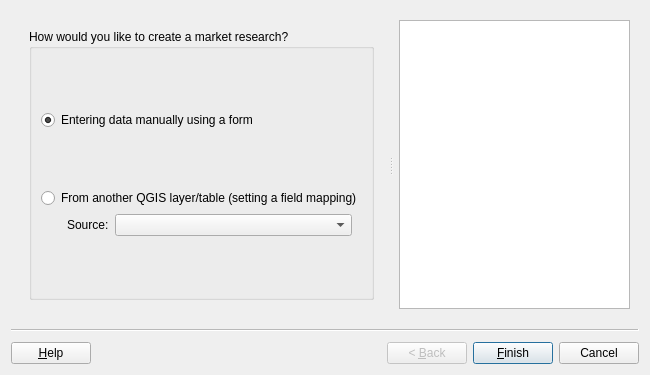
First picture: the form in asistente_ladm_col/ui/wiz_create_market_research_prc.ui, repository SwissTierrasColombia/Asistente-LADM-COL, before the edit.
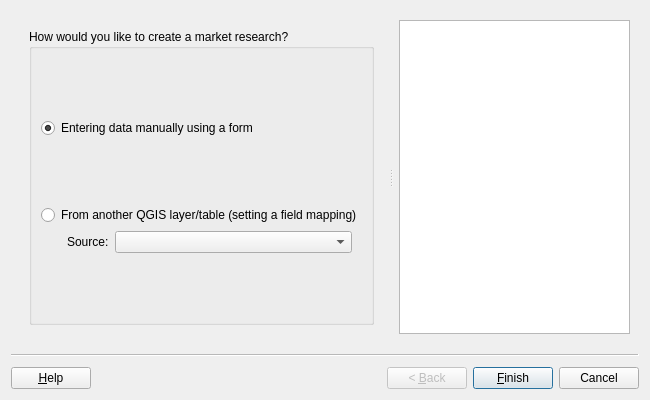
Second picture: the form after the edit. Custom widgets are drawn as their Qt base class.

Diff of the .ui file:
```diff
--- a/asistente_ladm_col/ui/wiz_create_market_research_prc.ui
+++ b/asistente_ladm_col/ui/wiz_create_market_research_prc.ui
@@ -10,7 +10,7 @@
     <x>0</x>
     <y>0</y>
     <width>650</width>
-    <height>375</height>
+    <height>400</height>
    </rect>
   </property>
   <property name="windowTitle">
```
Left out of the diff: 6 changed lines with no effect on the pictures.
